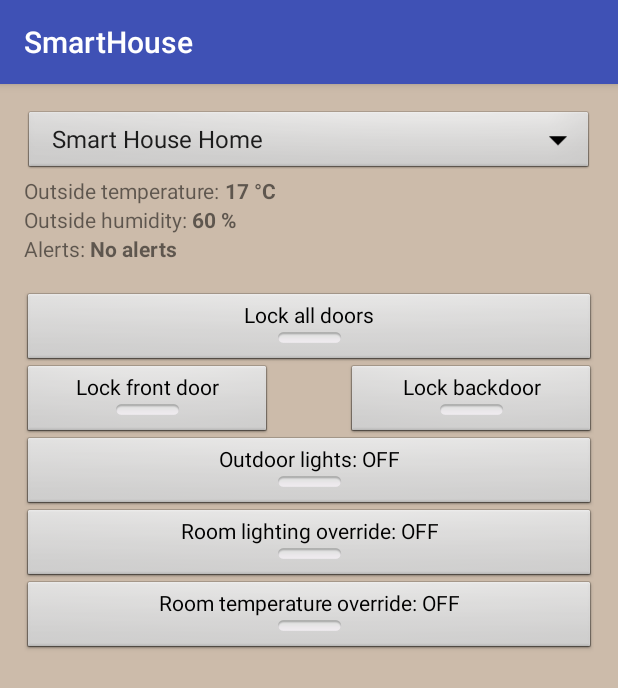
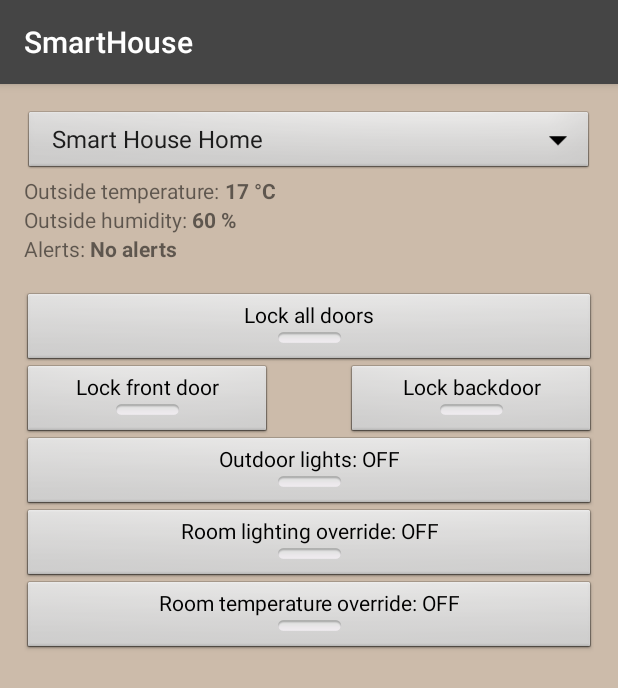
Before and after one commit to Amatson/Smart_House, an Android app: the screen it shows after launch (HomeActivity), on a phone screen of 412 x 824 dp. Shown: the top 688 px of the screen. Run offline under Robolectric (Android 15) with nearby library versions, the phone set to English and light mode, and no system bars.

Commit message:
top barin väri vaihettu

```diff
--- a/androidUI/SmartHouse/app/src/main/res/values/colors.xml
+++ b/androidUI/SmartHouse/app/src/main/res/values/colors.xml
@@ -1,6 +1,6 @@
 <?xml version="1.0" encoding="utf-8"?>
 <resources>
-    <color name="colorPrimary">#3F51B5</color>
-    <color name="colorPrimaryDark">#303F9F</color>
+    <color name="colorPrimary">#454545</color>
+    <color name="colorPrimaryDark">#303030</color>
     <color name="colorAccent">#FF4081</color>
 </resources>
```
